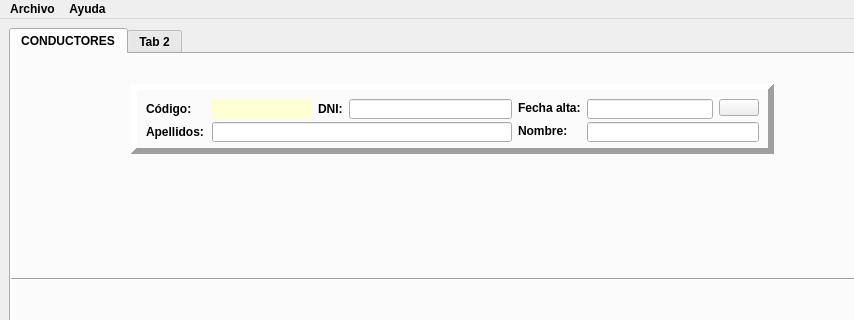
Old version of the form venta_principal.ui in the repository EliasVGZ/vierafernandez2324; both pictures show x 0 to 854 and y 0 to 320 of the 1024 by 768 pixel window.
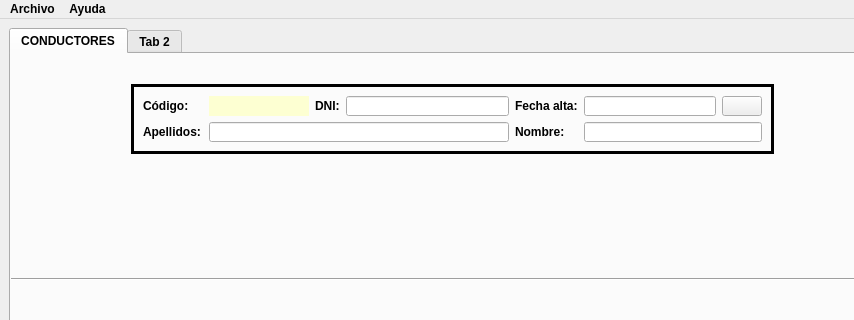
New version of the form. Icons and pictures are not drawn.

Diff of the .ui file:
```diff
--- a/venta_principal.ui
+++ b/venta_principal.ui
@@ -81,16 +81,16 @@
          </rect>
         </property>
         <property name="frameShape">
-         <enum>QFrame::Panel</enum>
+         <enum>QFrame::Box</enum>
         </property>
         <property name="frameShadow">
-         <enum>QFrame::Raised</enum>
+         <enum>QFrame::Plain</enum>
         </property>
         <property name="lineWidth">
-         <number>6</number>
+         <number>3</number>
         </property>
         <property name="midLineWidth">
-         <number>4</number>
+         <number>3</number>
         </property>
         <layout class="QGridLayout" name="gridLayout_2">
          <item row="0" column="0">
```
Left out of the diff: 4 changed lines with no effect on the pictures.
